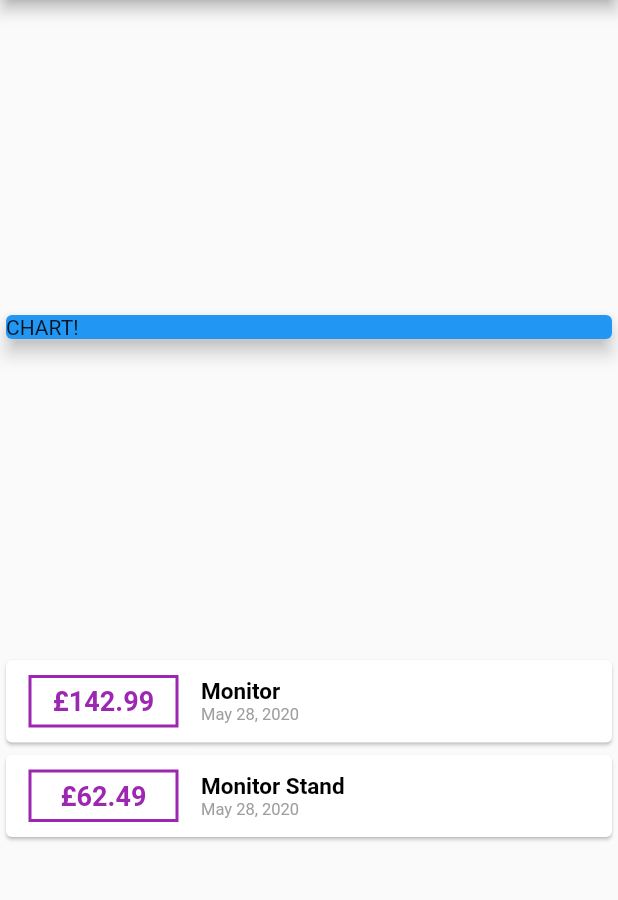
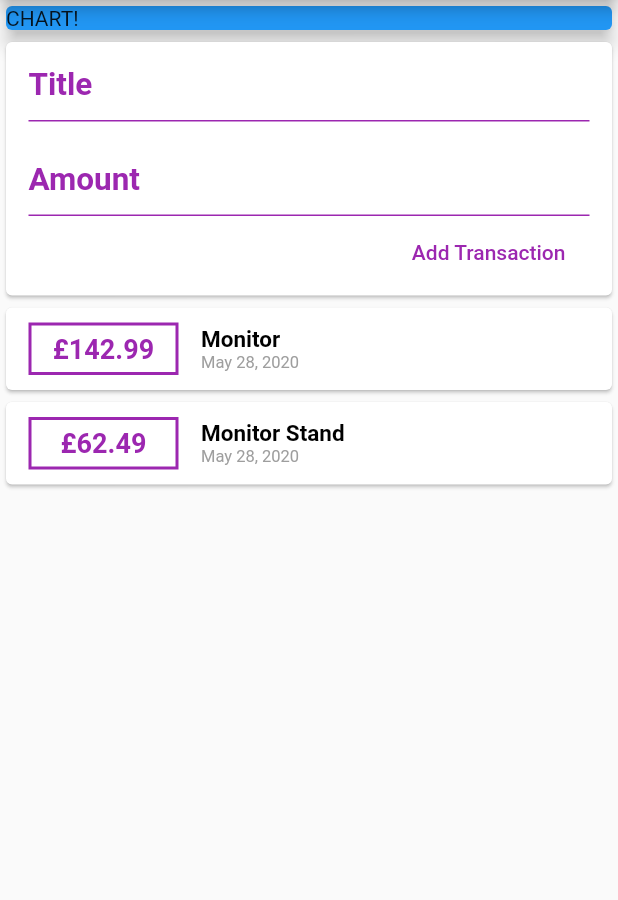
Before and after one commit to Jamiemufu/PersonalExpenses, a Flutter app: the screen it shows after launch, on a phone screen of 412 x 824 dp, the part 84-984 px from its top. Run offline on Flutter 3.47's test engine with Material 2 defaults, Android fonts, the phone set to English and light mode, and no system bars.

Commit message:
Finished styling TextInput - needs a refactor when I split widgets down

```diff
--- a/lib/main.dart
+++ b/lib/main.dart
@@ -18,17 +18,9 @@ class MyApp extends StatelessWidget {
 class MyHomePage extends StatelessWidget {
   final List<Transaction> transactions = [
     Transaction(
-        id: 't1',
-        title: 'Monitor',
-        amount: 142.99,
-        date: DateTime.now()
-    ),
+        id: 't1', title: 'Monitor', amount: 142.99, date: DateTime.now()),
     Transaction(
-        id: 't2',
-        title: 'Monitor Stand',
-        amount:62.49,
-        date: DateTime.now()
-    ),
+        id: 't2', title: 'Monitor Stand', amount: 62.49, date: DateTime.now()),
   ];
 
   @override
@@ -41,7 +33,6 @@ class MyHomePage extends StatelessWidget {
         // column contains children widgets
         body: Column(
             // column and rows are like flexbex - main axis and crossaxis
-        mainAxisAlignment: MainAxisAlignment.spaceEvenly,
             crossAxisAlignment: CrossAxisAlignment.stretch,
             children: <Widget>[
               // you can wrap widgets in a parent such as container
@@ -54,7 +45,71 @@ class MyHomePage extends StatelessWidget {
                   elevation: 5,
                 ),
               ),
+              Card(
+                child: Container(
+                  padding: EdgeInsets.fromLTRB(15, 5, 15, 5),
+                  child: Column(
+                    crossAxisAlignment: CrossAxisAlignment.end,
+                    children: <Widget>[
+                      // start of container
+                      Container(
+                        child: TextField(
+                          style: TextStyle(
+                            color: Colors.black,
+                            fontSize: 14,
+                          ),
+                          cursorColor: Colors.black,
+                          decoration: InputDecoration(
+                            contentPadding: EdgeInsets.all(0),
+                            enabledBorder: UnderlineInputBorder(
+                                borderSide: BorderSide(
+                              color: Colors.purple,
+                            )),
+                            focusedBorder: UnderlineInputBorder(
+                                borderSide: BorderSide(color: Colors.purple)),
+                            labelText: 'Title',
+                            labelStyle: TextStyle(
+                              color: Colors.purple,
+                              fontWeight: FontWeight.bold,
+                              fontSize: 21,
+                            ),
+                          ),
+                        ),
+                      ),
+                      Container(
+                        margin: EdgeInsets.only(top: 15),
+                        child: TextField(
+                          style: TextStyle(
+                            color: Colors.black,
+                            fontSize: 14,
+                          ),
+                          cursorColor: Colors.purple,
+                          decoration: InputDecoration(
+                              prefixText: "£",
+                              contentPadding: EdgeInsets.all(0),
+                              enabledBorder: UnderlineInputBorder(
+                                  borderSide: BorderSide(color: Colors.purple)),
+                              focusedBorder: UnderlineInputBorder(
+                                  borderSide: BorderSide(color: Colors.purple)),
+                              labelText: 'Amount',
+                              labelStyle: TextStyle(
+                                color: Colors.purple,
+                                fontWeight: FontWeight.bold,
+                                fontSize: 21,
+                              )),
+                        ),
+                      ),
+                      FlatButton(
+                        onPressed: () {},
+                        child: Text('Add Transaction'),
+                        textColor: Colors.purple,
+                      ),
+                    ],
+                  ),
+                ),
+              ),
               Column(
+                // for each transaction via map
                 children: transactions.map((tx) {
                   return Card(
                       child: Row(
@@ -62,8 +117,13 @@ class MyHomePage extends StatelessWidget {
                     children: <Widget>[
                       Container(
                         alignment: Alignment.center,
-                      margin: EdgeInsets.symmetric(vertical: 10, horizontal: 15),
-                      decoration: BoxDecoration(border: Border.all(color: Colors.purple, width: 2,)),
+                        margin:
+                            EdgeInsets.symmetric(vertical: 10, horizontal: 15),
+                        decoration: BoxDecoration(
+                            border: Border.all(
+                          color: Colors.purple,
+                          width: 2,
+                        )),
                         padding: EdgeInsets.all(5),
                         width: 100,
                         child: Text(
@@ -97,12 +157,9 @@ class MyHomePage extends StatelessWidget {
                         ],
                       )
                     ],
-                )
-              );
+                  ));
                 }).toList(),
               )
-        ]
-      )
-    );
+            ]));
   }
 }
```
Lines whose indentation alone changed are shown as unchanged.
